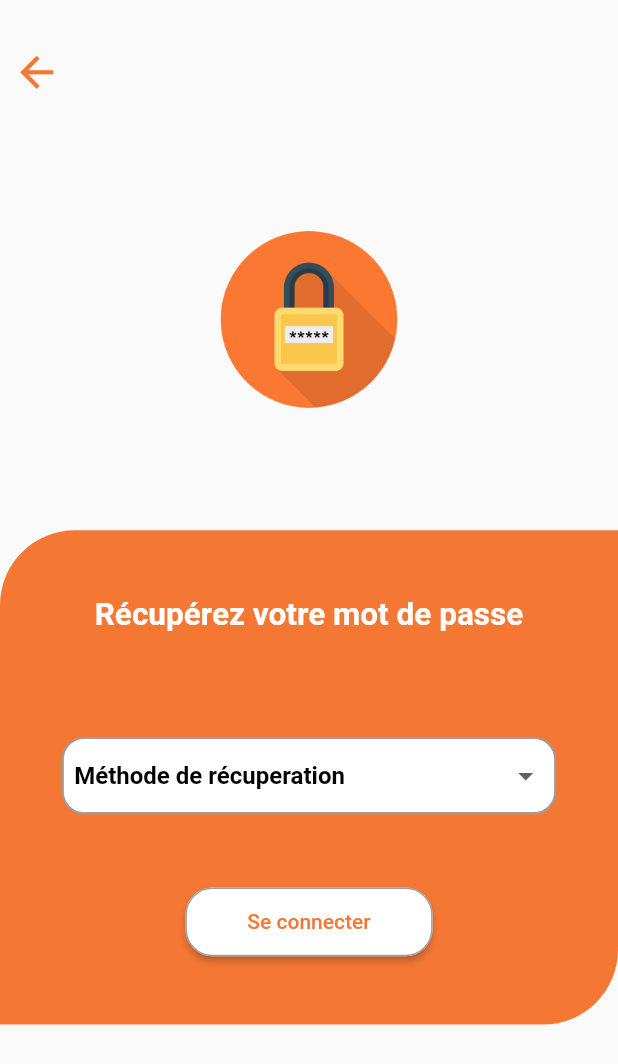
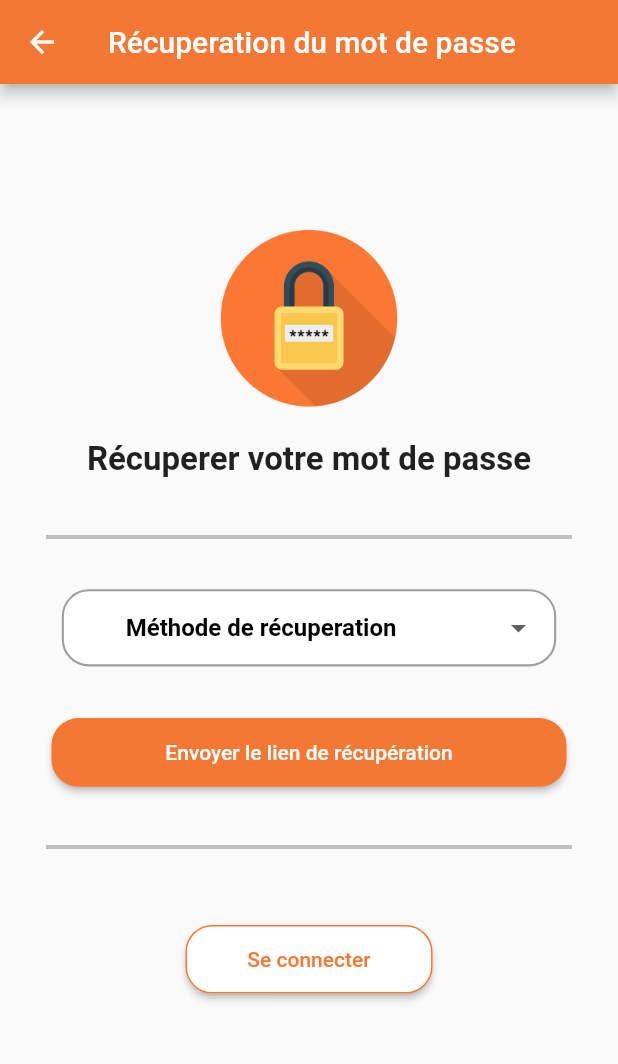
Before and after one commit to aminelasheb/dzkingdom, a Flutter app: the recuperation screen opened directly, on a phone screen of 412 x 824 dp. Shown: the top 1064 px of the screen. Run offline on Flutter 3.47's test engine with Material 2 defaults, Android fonts, the phone set to English and light mode, and no system bars.

Commit message:
UIs updated

```diff
--- a/lib/main.dart
+++ b/lib/main.dart
@@ -21,7 +21,7 @@ class MyApp extends StatelessWidget {
 
         primarySwatch: Colors.deepOrange,
       ),
-      home: envoyer_commentaire(),
+      home: sign_in(),
     );
   }
 }
--- a/lib/screens/recuperation.dart
+++ b/lib/screens/recuperation.dart
@@ -22,29 +22,18 @@ class _recuperationState extends State<recuperation> {
     GestureDetector(
         onTap : () => FocusScope.of(context).unfocus(),
       child: Scaffold(
+        appBar: AppBar(
+           title: Text("Récuperation du mot de passe" ,style: TextStyle(color: Colors.white),),
+            backgroundColor: Color(0xfff47834),
+        ),
+        body: Center(
 
-        body:
-        Column(
-          children: [
-             Container(
-               margin:EdgeInsets.only(top: sizee.height/35  ),
-               alignment: Alignment.topLeft,
+          child: SingleChildScrollView(
+            child: Container(
 
-
-               child:
-                 IconButton(    icon: Icon(Icons.arrow_back,),
-                     color: Color(0xfff47834),
-
-                                   iconSize: sizee.height/25,
-                                    onPressed: () { Navigator.push(context, MaterialPageRoute(builder: (context)=> sign_in()));
-    },
-                                      ),
-
-             ),
-            SingleChildScrollView(
-                child: Container(
-                  height: sizee.height/1.2,
-                  width: sizee.width,
+              height: sizee.height/1.5,
+              width: sizee.width*0.85,
+              margin:EdgeInsets.only(bottom: sizee.height/12),
               child: Column(
                   mainAxisAlignment: MainAxisAlignment.spaceEvenly,
             crossAxisAlignment: CrossAxisAlignment.center,
@@ -52,38 +41,23 @@ class _recuperationState extends State<recuperation> {
                 children: [
                 Image(image: AssetImage('images/recup.png'),width: sizee.width/3.2,height:sizee.width/3.2,),
                 Container(
-
-                       height: sizee.height/2.5,
-                        width: sizee.width,
-                          padding: EdgeInsets.all( sizee.width/20),
-                          decoration: BoxDecoration(
-                            color: Color(0xfff47834),
-
-                            borderRadius: BorderRadius.only(
-                              topLeft: Radius.circular(50) ,
-                              bottomRight: Radius.circular(50) ,
-
-                            ),
-                          ),
-                      child: Column(
-                      mainAxisAlignment: MainAxisAlignment.spaceAround,
-
-children: [
-             Container(
                         margin: EdgeInsets.only(bottom:sizee.height/40),
 
-                      child: Text("Récupérez votre mot de passe",style:TextStyle(fontSize: 21,fontWeight: FontWeight.bold,color: Colors.white))) ,
-
+                  child: Text("Récuperer votre mot de passe",style:TextStyle(fontSize: 22,fontWeight: FontWeight.bold))) ,
+              Container(
+                margin: EdgeInsets.only(bottom:sizee.height/50),
+                child: Image(image: AssetImage('images/ligne2.png'),width: sizee.width*0.85 ,)),
 
             Container(
                               width: sizee.width*0.8,
                               height: sizee.height/16,
-                                        padding: EdgeInsets.symmetric(vertical: sizee.height/1000,horizontal: sizee.width/60),
+       padding: EdgeInsets.only(top: sizee.height/1000,bottom: sizee.height/1000,left: sizee.width/10 ,right:sizee.width/35),
+
                                            decoration: BoxDecoration(
                                              color: Colors.white,
     border: Border.all(color: Colors.grey,width: 1.4,),
 
-                            borderRadius: BorderRadius.circular(15),
+                            borderRadius: BorderRadius.circular(18),
                           ),
 
                               child: DropdownButtonHideUnderline(
@@ -99,30 +73,50 @@ children: [
                                  hint:Text("Méthode de récuperation",style: TextStyle(color: Colors.black,fontSize: 16,fontWeight: FontWeight.bold),),
                                 onChanged: (_) {},
                               ),
+                              ),),
+
+                       Container(
+                                       margin: EdgeInsets.only(top:sizee.height/50),
+
+                         child: ElevatedButton(
+                              child: Text("Envoyer le lien de récupération"),
+                              onPressed: () {},
+                              style: ElevatedButton.styleFrom(
+                                fixedSize: Size(sizee.width/1.2, sizee.height/18),
+
+                                primary: Color(0xfff47834),
+                                onPrimary: Colors.white,
+                                shape: RoundedRectangleBorder(
+                                  borderRadius: BorderRadius.circular(18.0),
                                 ),
+                              ),
+                            ),
+                       )  ,
+
+    Container(
+                margin: EdgeInsets.only(bottom:sizee.height/50,top:sizee.height/40),
+                child: Image(image: AssetImage('images/ligne2.png'),width: sizee.width*0.85 ,)),
 
 
-                            )
-              ,
- ElevatedButton(
+                 Container(
+                        margin: EdgeInsets.only(top:sizee.height/50),
+
+                         child: ElevatedButton(
                               child: Text("Se connecter"),
-                      onPressed: () {  },
+                              onPressed: () {},
                               style: ElevatedButton.styleFrom(
                                 fixedSize: Size(sizee.width/2.5, sizee.height/18),
+                              side: BorderSide(width: 1.0, color: Color(0xfff47834),),
 
-                        side: BorderSide(width: 1.0, color: Colors.grey,),
                                 primary: Colors.white,
-                        onPrimary: Color(0xfff47834),
+                                onPrimary:Color(0xfff47834),
                                 shape: RoundedRectangleBorder(
-
                                   borderRadius: BorderRadius.circular(18.0),
-
                                 ),
                               ),
-                    ) ,
-],
                             ),
-                    )
+                       )  ,
+
 
 
 
@@ -130,10 +124,8 @@ children: [
               ),
             ),
           ),
-          ],
         ),
       ),
-
     );
   }
 }
--- a/lib/screens/sign_in.dart
+++ b/lib/screens/sign_in.dart
@@ -1,3 +1,4 @@
+import 'package:dzkingdom/screens/envoyer_commentaire.dart';
 import 'package:dzkingdom/screens/recuperation.dart';
 import 'package:dzkingdom/screens/sign_up.dart';
 import 'package:flutter/cupertino.dart';
@@ -159,7 +160,7 @@ Navigator.push(context, MaterialPageRoute(builder: (context)=> recuperation()));
                 ElevatedButton(
                   child: Text("Créer votre compte"),
                   onPressed: () {
-Navigator.push(context, MaterialPageRoute(builder: (context)=> sign_up()));
+Navigator.push(context, MaterialPageRoute(builder: (context)=> envoyer_commentaire()));
 
                   },
                   style: ElevatedButton.styleFrom(
```
Also changed, not shown: lib/screens/envoyer_commentaire.dart (+35 -76 lines), images/ligne2.png. Lines whose indentation alone changed are shown as unchanged.
